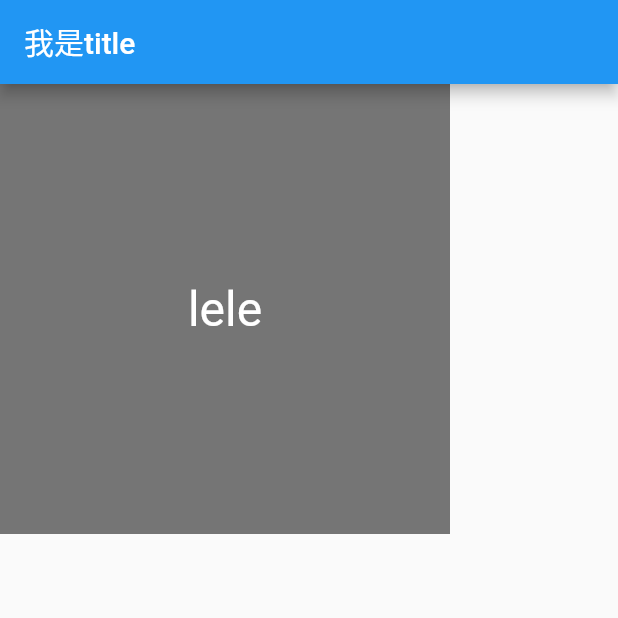
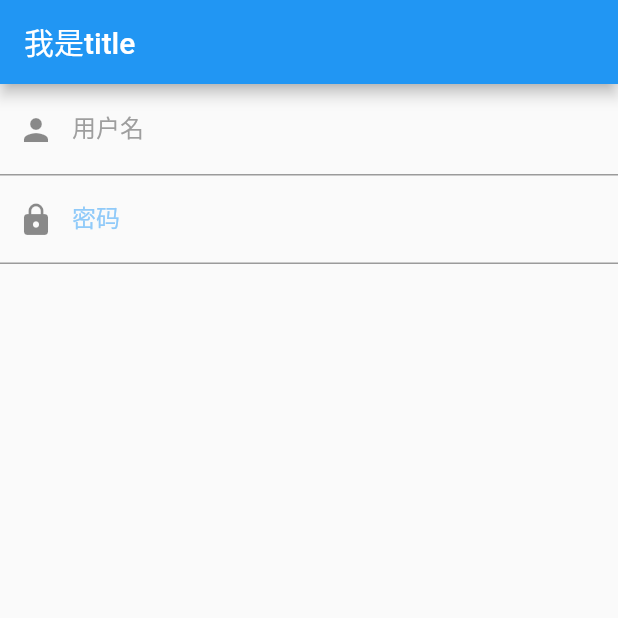
Before and after one commit to yanlele/flutter_study_case, a Flutter app: the screen it shows after launch, on a phone screen of 412 x 824 dp, the top half of it. Run offline on Flutter 3.47's test engine with Material 2 defaults, Android fonts, the light colour scheme and no system bars.

Commit message:
feat: YLTextFieldCustomerStyle

```diff
--- /dev/null
+++ b/lib/base_components/01_text_field_customer_style.dart
@@ -0,0 +1,52 @@
+import 'package:flutter/material.dart';
+
+/// TextField 相关知识
+class YLTextFieldCustomerStyle extends StatelessWidget {
+  const YLTextFieldCustomerStyle({Key? key}) : super(key: key);
+
+  @override
+  Widget build(BuildContext context) {
+    return Theme(
+      // 这个地方可以复写全局样式
+      // 比如说我有多个 TextField 的场景， 就可以用这个
+      data: Theme.of(context).copyWith(
+        hintColor: Colors.grey[200],
+        inputDecorationTheme: const InputDecorationTheme(
+          labelStyle: TextStyle(color: Colors.grey),
+          hintStyle: TextStyle(color: Colors.grey, fontSize: 14),
+        ),
+      ),
+      child: Column(
+        children: const [
+          TextField(
+            decoration: InputDecoration(
+              label: Text("用户名"),
+              hintText: "请输入用户名",
+              prefixIcon: Icon(Icons.person),
+              // 未获得焦点时候下划线颜色
+              // enabledBorder: UnderlineInputBorder(
+              //   borderSide: BorderSide(color: Colors.grey),
+              // ),
+              // // 获得焦点时候下划线颜色
+              // focusedBorder: UnderlineInputBorder(
+              //   borderSide: BorderSide(color: Colors.blue),
+              // ),
+            ),
+          ),
+          TextField(
+            decoration: InputDecoration(
+              // border: InputBorder.none,
+              prefixIcon: Icon(Icons.lock),
+              labelText: "密码",
+              hintText: "请输入密码",
+              // 这个地方的样式， 会覆盖上面 Theme 的样式
+              hintStyle: TextStyle(color: Color(0xFF90CAF9), fontSize: 13),
+              labelStyle: TextStyle(color: Color(0xFF90CAF9)),
+            ),
+            obscureText: true,
+          )
+        ],
+      ),
+    );
+  }
+}
--- a/lib/main.dart
+++ b/lib/main.dart
@@ -1,4 +1,5 @@
 import 'package:flutter/material.dart';
+import 'base_components/01_text_field_customer_style.dart';
 import 'flutter_application_demo/08_state_mixin.dart';
 
 main() => runApp(const MyApp());
@@ -15,7 +16,7 @@ class MyApp extends StatelessWidget {
       // Scaffold 脚手架， 可以快速搭建页面
       home: Scaffold(
         appBar: AppBar(title: const Text("我是title")),
-        body: const YLParentWidgetC(),
+        body: const YLTextFieldCustomerStyle(),
       ),
     );
   }
```
